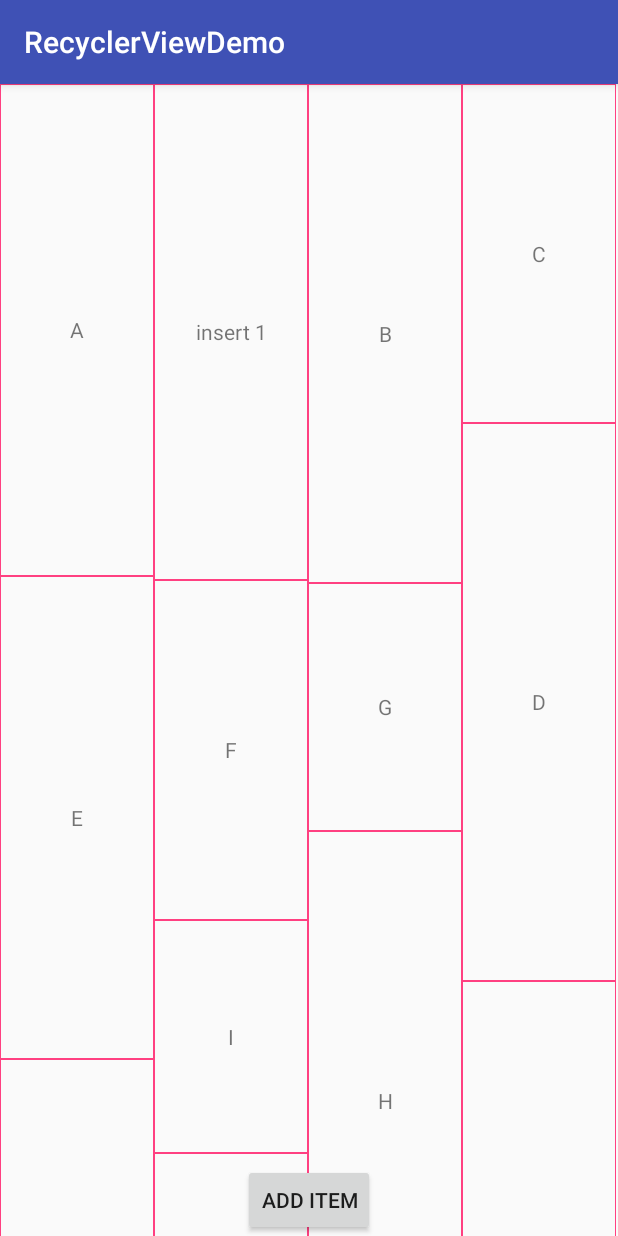
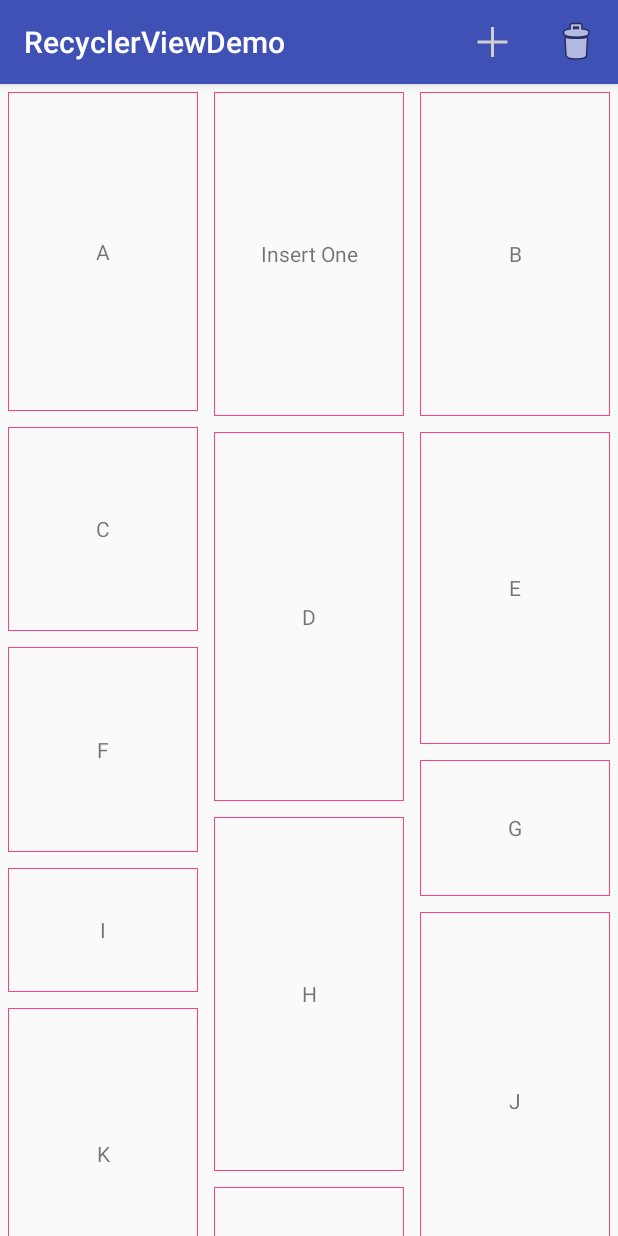
Before and after one commit to gqq519/RecyclerViewDemo, an Android app: the screen it shows after launch (StaggerActivity before the commit, StaggeredGridLayoutActivity after it), after a tap on an icon or button, on a phone screen of 412 x 824 dp. Run offline under Robolectric (Android 15) with nearby library versions, the phone set to English and light mode, and no system bars; 1 other tap on this screen came first.

Commit message:
加入其它

```diff
--- a/app/src/main/AndroidManifest.xml
+++ b/app/src/main/AndroidManifest.xml
@@ -12,6 +12,10 @@
 
         </activity>
         <activity android:name=".StaggerActivity">
+
+        </activity>
+
+        <activity android:name=".zhy.StaggeredGridLayoutActivity">
             <intent-filter>
                 <action android:name="android.intent.action.MAIN"/>
 
--- a/app/src/main/java/com/feicuiedu/recyclerviewdemo/StaggerActivity.java
+++ b/app/src/main/java/com/feicuiedu/recyclerviewdemo/StaggerActivity.java
@@ -84,6 +84,6 @@ public class StaggerActivity extends AppCompatActivity {
 
     @OnClick(R.id.btnAdd)
     public void onClick() {
-        mRecyclerAdapter.addData(1);
+        mRecyclerAdapter.addData();
     }
 }
--- /dev/null
+++ b/app/src/main/java/com/feicuiedu/recyclerviewdemo/zhy/StaggeredGridLayoutActivity.java
@@ -0,0 +1,97 @@
+package com.feicuiedu.recyclerviewdemo.zhy;
+
+import java.util.ArrayList;
+import java.util.List;
+
+import android.os.Bundle;
+import android.support.v7.app.ActionBarActivity;
+import android.support.v7.widget.DefaultItemAnimator;
+import android.support.v7.widget.RecyclerView;
+import android.support.v7.widget.StaggeredGridLayoutManager;
+import android.view.Menu;
+import android.view.MenuItem;
+import android.view.View;
+import android.widget.Toast;
+
+import com.feicuiedu.recyclerviewdemo.R;
+
+public class StaggeredGridLayoutActivity extends ActionBarActivity
+{
+
+	private RecyclerView mRecyclerView;
+	private List<String> mDatas;
+	private StaggeredHomeAdapter mStaggeredHomeAdapter;
+
+	@Override
+	protected void onCreate(Bundle savedInstanceState)
+	{
+		super.onCreate(savedInstanceState);
+		setContentView(R.layout.activity_single_recyclerview);
+
+		initData();
+
+		mRecyclerView = (RecyclerView) findViewById(R.id.id_recyclerview);
+		mStaggeredHomeAdapter = new StaggeredHomeAdapter(this, mDatas);
+
+		mRecyclerView.setLayoutManager(new StaggeredGridLayoutManager(3,
+				StaggeredGridLayoutManager.VERTICAL));
+		mRecyclerView.setAdapter(mStaggeredHomeAdapter);
+		// 设置item动画
+		mRecyclerView.setItemAnimator(new DefaultItemAnimator());
+
+		initEvent();
+
+	}
+
+	private void initEvent()
+	{
+		mStaggeredHomeAdapter.setOnItemClickLitener(new StaggeredHomeAdapter.OnItemClickLitener()
+		{
+			@Override
+			public void onItemClick(View view, int position)
+			{
+				Toast.makeText(StaggeredGridLayoutActivity.this,
+						position + " click", Toast.LENGTH_SHORT).show();
+			}
+
+			@Override
+			public void onItemLongClick(View view, int position)
+			{
+				Toast.makeText(StaggeredGridLayoutActivity.this,
+						position + " long click", Toast.LENGTH_SHORT).show();
+			}
+		});
+	}
+
+	protected void initData()
+	{
+		mDatas = new ArrayList<String>();
+		for (int i = 'A'; i < 'z'; i++)
+		{
+			mDatas.add("" + (char) i);
+		}
+	}
+
+	@Override
+	public boolean onCreateOptionsMenu(Menu menu)
+	{
+		getMenuInflater().inflate(R.menu.main_staggered, menu);
+		return super.onCreateOptionsMenu(menu);
+	}
+
+	@Override
+	public boolean onOptionsItemSelected(MenuItem item)
+	{
+		switch (item.getItemId())
+		{
+		case R.id.id_action_add:
+			mStaggeredHomeAdapter.addData(1);
+			break;
+		case R.id.id_action_delete:
+			mStaggeredHomeAdapter.removeData(1);
+			break;
+		}
+		return true;
+	}
+
+}
--- /dev/null
+++ b/app/src/main/java/com/feicuiedu/recyclerviewdemo/zhy/StaggeredHomeAdapter.java
@@ -0,0 +1,129 @@
+package com.feicuiedu.recyclerviewdemo.zhy;
+
+import java.util.ArrayList;
+import java.util.List;
+
+import android.content.Context;
+import android.support.v7.widget.RecyclerView;
+import android.support.v7.widget.RecyclerView.ViewHolder;
+import android.view.LayoutInflater;
+import android.view.View;
+import android.view.View.OnClickListener;
+import android.view.View.OnLongClickListener;
+import android.view.ViewGroup;
+import android.view.ViewGroup.LayoutParams;
+import android.widget.TextView;
+
+import com.feicuiedu.recyclerviewdemo.R;
+
+class StaggeredHomeAdapter extends
+		RecyclerView.Adapter<StaggeredHomeAdapter.MyViewHolder>
+{
+
+	private List<String> mDatas;
+	private LayoutInflater mInflater;
+
+	private List<Integer> mHeights;
+
+	public interface OnItemClickLitener
+	{
+		void onItemClick(View view, int position);
+
+		void onItemLongClick(View view, int position);
+	}
+
+	private OnItemClickLitener mOnItemClickLitener;
+
+	public void setOnItemClickLitener(OnItemClickLitener mOnItemClickLitener)
+	{
+		this.mOnItemClickLitener = mOnItemClickLitener;
+	}
+
+	public StaggeredHomeAdapter(Context context, List<String> datas)
+	{
+		mInflater = LayoutInflater.from(context);
+		mDatas = datas;
+
+		mHeights = new ArrayList<Integer>();
+		for (int i = 0; i < mDatas.size(); i++)
+		{
+			mHeights.add( (int) (100 + Math.random() * 300));
+		}
+	}
+
+	@Override
+	public MyViewHolder onCreateViewHolder(ViewGroup parent, int viewType)
+	{
+		MyViewHolder holder = new MyViewHolder(mInflater.inflate(
+				R.layout.item_staggered_home, parent, false));
+		return holder;
+	}
+
+	@Override
+	public void onBindViewHolder(final MyViewHolder holder, final int position)
+	{
+		LayoutParams lp = holder.tv.getLayoutParams();
+		lp.height = mHeights.get(position);
+
+		holder.tv.setLayoutParams(lp);
+		holder.tv.setText(mDatas.get(position));
+
+		// 如果设置了回调，则设置点击事件
+		if (mOnItemClickLitener != null)
+		{
+			holder.itemView.setOnClickListener(new OnClickListener()
+			{
+				@Override
+				public void onClick(View v)
+				{
+					int pos = holder.getLayoutPosition();
+					mOnItemClickLitener.onItemClick(holder.itemView, pos);
+				}
+			});
+
+			holder.itemView.setOnLongClickListener(new OnLongClickListener()
+			{
+				@Override
+				public boolean onLongClick(View v)
+				{
+					int pos = holder.getLayoutPosition();
+					mOnItemClickLitener.onItemLongClick(holder.itemView, pos);
+					removeData(pos);
+					return false;
+				}
+			});
+		}
+	}
+
+	@Override
+	public int getItemCount()
+	{
+		return mDatas.size();
+	}
+
+	public void addData(int position)
+	{
+		mDatas.add(position, "Insert One");
+		mHeights.add( (int) (100 + Math.random() * 300));
+		notifyItemInserted(position);
+	}
+
+	public void removeData(int position)
+	{
+		mDatas.remove(position);
+		notifyItemRemoved(position);
+	}
+
+	class MyViewHolder extends ViewHolder
+	{
+
+		TextView tv;
+
+		public MyViewHolder(View view)
+		{
+			super(view);
+			tv = (TextView) view.findViewById(R.id.id_num);
+
+		}
+	}
+}
--- /dev/null
+++ b/app/src/main/res/drawable/divider_bg.xml
@@ -0,0 +1,6 @@
+<?xml version="1.0" encoding="utf-8"?>
+<shape xmlns:android="http://schemas.android.com/apk/res/android" android:shape="rectangle" >
+    <size android:width="5dp" android:height="5dp"/>
+    <solid android:color="#ffff0000"/>
+
+</shape>
--- /dev/null
+++ b/app/src/main/res/layout/activity_single_recyclerview.xml
@@ -0,0 +1,11 @@
+<RelativeLayout xmlns:android="http://schemas.android.com/apk/res/android"
+    xmlns:tools="http://schemas.android.com/tools"
+    android:layout_width="match_parent"
+    android:layout_height="match_parent" >
+
+    <android.support.v7.widget.RecyclerView
+        android:id="@+id/id_recyclerview"
+        android:layout_width="match_parent"
+        android:layout_height="match_parent" />
+
+</RelativeLayout>
--- a/app/src/main/res/layout/item_recycler.xml
+++ b/app/src/main/res/layout/item_recycler.xml
@@ -10,6 +10,7 @@
         android:layout_height="50dp"
         android:gravity="center"
         android:text="1"
-        android:background="@drawable/item_bg"/>
+        android:background="@color/colorAccent"
+        android:layout_margin="2dp"/>
 
 </LinearLayout>
--- /dev/null
+++ b/app/src/main/res/layout/item_staggered_home.xml
@@ -0,0 +1,17 @@
+<?xml version="1.0" encoding="utf-8"?>
+<FrameLayout xmlns:android="http://schemas.android.com/apk/res/android"
+    android:layout_width="match_parent"
+    android:layout_height="wrap_content"
+    android:layout_margin="5dp"
+    android:background="@drawable/item_bg"
+    >
+
+    <TextView
+        android:id="@+id/id_num"
+        android:layout_width="100dp"
+        android:layout_gravity="center"
+        android:layout_height="100dp"
+        android:gravity="center"
+        android:text="1" />
+
+</FrameLayout>
--- /dev/null
+++ b/app/src/main/res/menu/main_staggered.xml
@@ -0,0 +1,20 @@
+<menu xmlns:android="http://schemas.android.com/apk/res/android"
+    xmlns:app="http://schemas.android.com/apk/res-auto"
+    xmlns:tools="http://schemas.android.com/tools"
+    tools:context="com.zhy.sample.demo_recyclerview.MainActivity" >
+
+    <item
+        android:id="@+id/id_action_add"
+        android:icon="@drawable/actionbar_add_icon"
+        android:orderInCategory="100"
+        android:title="add"
+        app:showAsAction="ifRoom">
+    </item>
+    <item
+        android:id="@+id/id_action_delete"
+        android:icon="@drawable/ic_menu_delete"
+        android:orderInCategory="100"
+        android:title="delete"
+        app:showAsAction="ifRoom"/>
+
+</menu>
```
Also changed, not shown: app/src/main/java/com/feicuiedu/recyclerviewdemo/MyRecyclerAdapter.java (+6 -6 lines), app/src/main/res/drawable/divider_bg02.xml (added, +12 -0 lines), app/src/main/res/layout/item_home.xml (added, +16 -0 lines), app/src/main/res/menu/main.xml (added, +41 -0 lines), app/src/main/res/drawable/actionbar_add_icon.png (added), app/src/main/res/drawable/ic_menu_delete.png (added).
